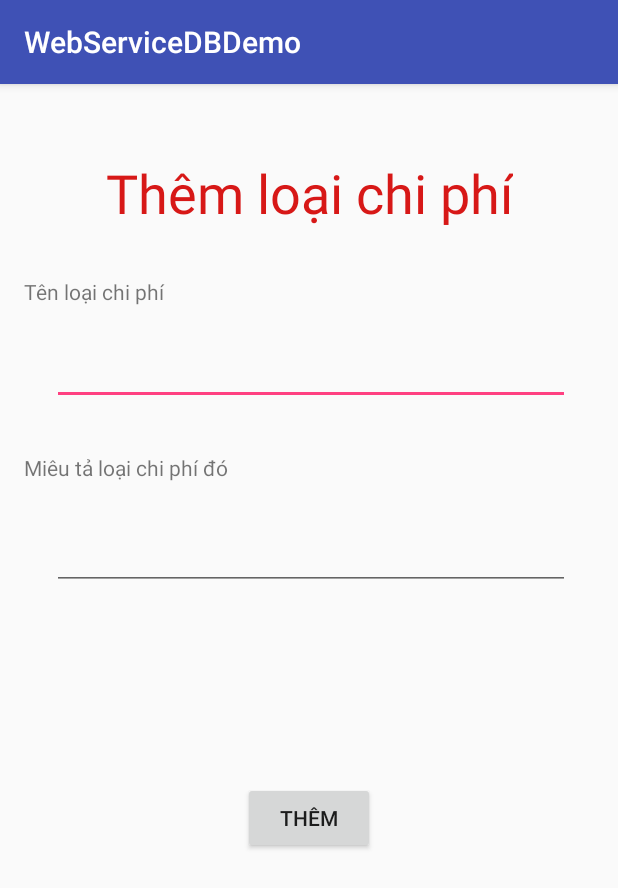
After one commit to yyater97/Advanced-Software-Engineering-Project, an Android app: the AddTypeExpenseActivity screen opened directly, with no data from a screen before it, on a phone screen of 412 x 824 dp. The commit adds this screen. Shown: the top 888 px of the screen. Run offline under Robolectric (Android 15) with nearby library versions, the phone set to English and light mode, and no system bars; our stand-ins replace Volley; network calls fail.

Commit message:
add insert in webservice

```diff
--- a/WebSeviceDemo/WebServiceDBDemo/app/src/main/AndroidManifest.xml
+++ b/WebSeviceDemo/WebServiceDBDemo/app/src/main/AndroidManifest.xml
@@ -18,6 +18,7 @@
                 <category android:name="android.intent.category.LAUNCHER" />
             </intent-filter>
         </activity>
+        <activity android:name=".AddTypeExpenseActivity"></activity>
     </application>
 
 </manifest>
--- /dev/null
+++ b/WebSeviceDemo/WebServiceDBDemo/app/src/main/java/com/example/banana/webservicedbdemo/AddTypeExpenseActivity.java
@@ -0,0 +1,85 @@
+package com.example.banana.webservicedbdemo;
+
+import android.app.DownloadManager;
+import android.content.Intent;
+import android.support.v7.app.AppCompatActivity;
+import android.os.Bundle;
+import android.view.View;
+import android.widget.Button;
+import android.widget.EditText;
+import android.widget.Toast;
+
+import com.android.volley.AuthFailureError;
+import com.android.volley.Request;
+import com.android.volley.RequestQueue;
+import com.android.volley.Response;
+import com.android.volley.VolleyError;
+import com.android.volley.toolbox.StringRequest;
+import com.android.volley.toolbox.Volley;
+
+import java.util.HashMap;
+import java.util.Map;
+import java.util.Random;
+
+public class AddTypeExpenseActivity extends AppCompatActivity {
+
+    private String url = "https://demowebservice.000webhostapp.com/WebServiceDBDemo/insert.php";
+    private Button btnInsert;
+    private EditText edtTypeExpenseName, edtDiscription;
+
+    @Override
+    protected void onCreate(Bundle savedInstanceState) {
+        super.onCreate(savedInstanceState);
+        setContentView(R.layout.activity_add_type_expense);
+
+        btnInsert = (Button) findViewById(R.id.btnInsert);
+        edtTypeExpenseName = (EditText) findViewById(R.id.edtTypeExpenseName);
+        edtDiscription = (EditText) findViewById(R.id.edtDescription);
+
+        btnInsert.setOnClickListener(new View.OnClickListener(){
+
+            @Override
+            public void onClick(View v) {
+                String TypeExpenseName = edtTypeExpenseName.getText().toString().trim();
+                String Description = edtDiscription.getText().toString().trim();
+                if(TypeExpenseName.isEmpty()||Description.isEmpty()){
+                    Toast.makeText(AddTypeExpenseActivity.this,"Vui lòng điền đầy đủ thông tin để thêm!",Toast.LENGTH_LONG).show();
+                }else{
+                    addTypeExpense();
+                }
+
+            }
+        });
+    }
+
+    private void addTypeExpense(){
+        RequestQueue requestQueue = Volley.newRequestQueue(this);
+        StringRequest stringRequest = new StringRequest(Request.Method.POST, url, new Response.Listener<String>() {
+            @Override
+            public void onResponse(String response) {
+                if((response.trim()).equals("success")){
+                    Toast.makeText(AddTypeExpenseActivity.this,"Thêm thành công",Toast.LENGTH_LONG).show();
+                    startActivity(new Intent(AddTypeExpenseActivity.this,MainActivity.class));
+                }else{
+                    Toast.makeText(AddTypeExpenseActivity.this,"Thêm thất bại!!!",Toast.LENGTH_LONG).show();
+                }
+            }
+        }, new Response.ErrorListener() {
+            @Override
+            public void onErrorResponse(VolleyError error) {
+                Toast.makeText(AddTypeExpenseActivity.this,"Xảy ra lỗi!",Toast.LENGTH_LONG).show();
+            }
+        }){
+            @Override
+            protected Map<String, String> getParams() throws AuthFailureError {
+                Map<String,String> params = new HashMap<>();
+                params.put("type_expenseID","TE20");
+                params.put("type_expenseName",edtTypeExpenseName.getText().toString().trim());
+                params.put("description", edtDiscription.getText().toString().trim());
+                return params;
+            }
+        };
+        requestQueue.add(stringRequest);
+    }
+
+}
--- /dev/null
+++ b/WebSeviceDemo/WebServiceDBDemo/app/src/main/res/layout/activity_add_type_expense.xml
@@ -0,0 +1,86 @@
+<?xml version="1.0" encoding="utf-8"?>
+<android.support.constraint.ConstraintLayout xmlns:android="http://schemas.android.com/apk/res/android"
+    xmlns:app="http://schemas.android.com/apk/res-auto"
+    xmlns:tools="http://schemas.android.com/tools"
+    android:layout_width="match_parent"
+    android:layout_height="match_parent"
+    tools:context=".AddTypeExpenseActivity">
+
+    <TextView
+        android:id="@+id/txtTypeExpense_Name"
+        android:layout_width="148dp"
+        android:layout_height="25dp"
+        android:layout_marginStart="16dp"
+        android:layout_marginTop="32dp"
+        android:text="Tên loại chi phí"
+        app:layout_constraintStart_toStartOf="parent"
+        app:layout_constraintTop_toBottomOf="@+id/textView4" />
+
+    <TextView
+        android:id="@+id/textView3"
+        android:layout_width="wrap_content"
+        android:layout_height="wrap_content"
+        android:layout_marginStart="16dp"
+        android:layout_marginTop="32dp"
+        android:text="Miêu tả loại chi phí đó"
+        app:layout_constraintStart_toStartOf="parent"
+        app:layout_constraintTop_toBottomOf="@+id/edtTypeExpenseName" />
+
+    <EditText
+        android:id="@+id/edtTypeExpenseName"
+        android:layout_width="345dp"
+        android:layout_height="44dp"
+        android:layout_marginEnd="8dp"
+        android:layout_marginStart="8dp"
+        android:layout_marginTop="16dp"
+        android:ems="10"
+        android:inputType="textPersonName"
+        app:layout_constraintEnd_toEndOf="parent"
+        app:layout_constraintHorizontal_bias="0.521"
+        app:layout_constraintStart_toStartOf="parent"
+        app:layout_constraintTop_toBottomOf="@+id/txtTypeExpense_Name" />
+
+    <EditText
+        android:id="@+id/edtDescription"
+        android:layout_width="345dp"
+        android:layout_height="52dp"
+        android:layout_marginEnd="8dp"
+        android:layout_marginStart="8dp"
+        android:layout_marginTop="20dp"
+        android:ems="10"
+        android:inputType="textPersonName"
+        android:singleLine="false"
+        app:layout_constraintEnd_toEndOf="parent"
+        app:layout_constraintHorizontal_bias="0.521"
+        app:layout_constraintStart_toStartOf="parent"
+        app:layout_constraintTop_toBottomOf="@+id/textView3" />
+
+    <Button
+        android:id="@+id/btnInsert"
+        android:layout_width="wrap_content"
+        android:layout_height="wrap_content"
+        android:layout_marginBottom="8dp"
+        android:layout_marginEnd="8dp"
+        android:layout_marginStart="8dp"
+        android:layout_marginTop="8dp"
+        android:text="Thêm"
+        app:layout_constraintBottom_toBottomOf="parent"
+        app:layout_constraintEnd_toEndOf="parent"
+        app:layout_constraintStart_toStartOf="parent"
+        app:layout_constraintTop_toBottomOf="@+id/edtDescription"
+        app:layout_constraintVertical_bias="0.327" />
+
+    <TextView
+        android:id="@+id/textView4"
+        android:layout_width="wrap_content"
+        android:layout_height="wrap_content"
+        android:layout_marginEnd="8dp"
+        android:layout_marginStart="8dp"
+        android:layout_marginTop="48dp"
+        android:text="Thêm loại chi phí"
+        android:textColor="#D71817"
+        android:textSize="36sp"
+        app:layout_constraintEnd_toEndOf="parent"
+        app:layout_constraintStart_toStartOf="parent"
+        app:layout_constraintTop_toTopOf="parent" />
+</android.support.constraint.ConstraintLayout>
```
Also changed, not shown: WebSeviceDemo/WebServiceDBDemo/app/src/main/java/com/example/banana/webservicedbdemo/MainActivity.java (+18 -0 lines), WebSeviceDemo/WebServiceDBDemo/app/src/main/res/menu/add_type_expense.xml (added, +8 -0 lines), 4 other files.
